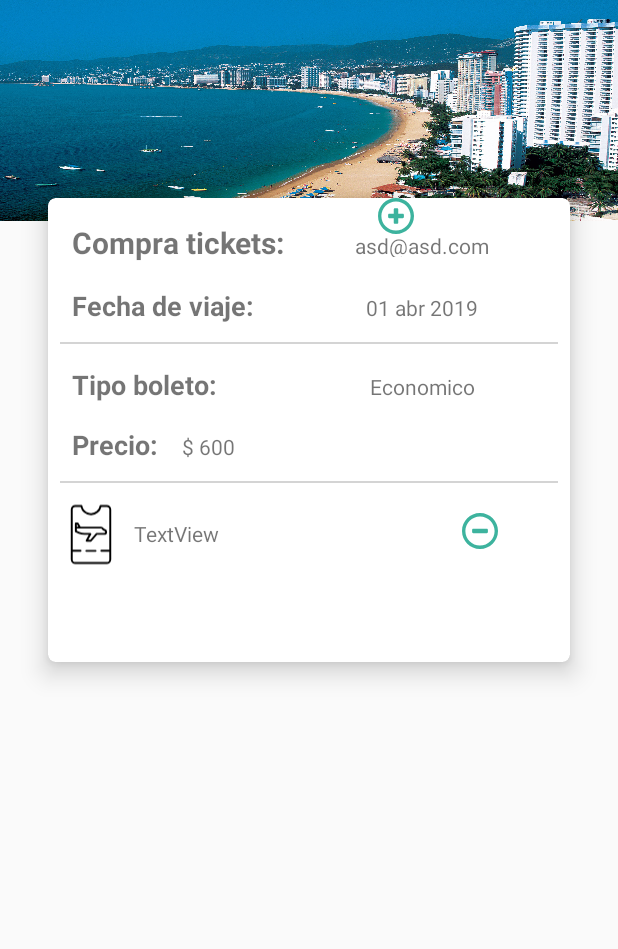
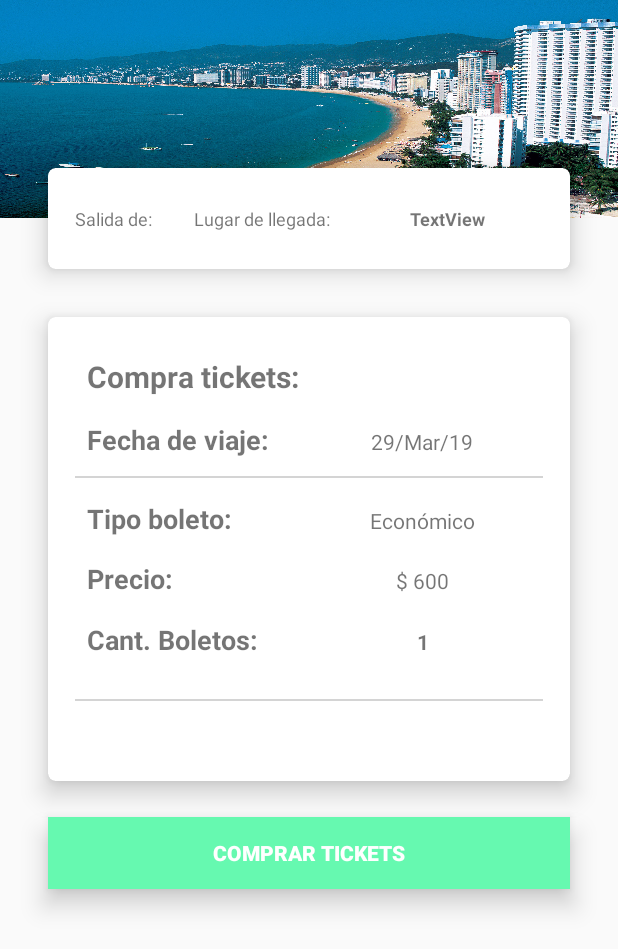
Before and after one commit to eg-96/ExploradorDeViajes, an Android app: the VisualizarViajes screen opened directly, with no data from a screen before it, on a phone screen of 412 x 824 dp. Shown: the top 949 px of the screen. Run offline under Robolectric (Android 15) with nearby library versions, the phone set to English and light mode, and no system bars; our stand-ins replace Firebase (no records; nobody signed in at launch, a user with empty details on screens opened directly), Picasso; pictures from the network do not load; 5 statements that could not run were skipped.

Commit message:
registra la compra, falta mostrar el historia de compras

```diff
--- a/app/src/main/java/com/example/exploradordeviajes/VisualizarViajes.java
+++ b/app/src/main/java/com/example/exploradordeviajes/VisualizarViajes.java
@@ -1,21 +1,32 @@
 package com.example.exploradordeviajes;
 
 import android.content.Intent;
+import android.content.SharedPreferences;
 import android.os.Bundle;
 import android.support.design.widget.FloatingActionButton;
 import android.support.design.widget.Snackbar;
 import android.support.v7.app.AppCompatActivity;
 import android.support.v7.widget.Toolbar;
 import android.view.View;
+import android.widget.Button;
+import android.widget.ImageView;
+import android.widget.TextView;
 import android.widget.Toast;
 
+import com.example.exploradordeviajes.Modelos.Ticket;
 import com.example.exploradordeviajes.Modelos.Vuelos;
+import com.google.android.gms.tasks.OnSuccessListener;
+import com.google.firebase.firestore.DocumentReference;
+import com.google.firebase.firestore.FirebaseFirestore;
+import com.squareup.picasso.Picasso;
 
 import java.io.Serializable;
 import java.util.ArrayList;
 
 public class VisualizarViajes extends AppCompatActivity implements Serializable {
     private Vuelos vuelo;
+
+    private Ticket ticket;
     @Override
     protected void onCreate(Bundle savedInstanceState) {
         super.onCreate(savedInstanceState);
@@ -23,6 +34,47 @@ public class VisualizarViajes extends AppCompatActivity implements Serializable
         Bundle data = getIntent().getExtras();
         Vuelos vuelo = (Vuelos) data.getParcelable("vuelo");
         Toast.makeText(VisualizarViajes.this,vuelo.getNombre(),Toast.LENGTH_SHORT).show();
+
+        ImageView imageCtr = findViewById(R.id.imagen);
+        Picasso.get().load(vuelo.getImage()).into(imageCtr);
+
+        SharedPreferences pref = getApplicationContext().getSharedPreferences("vuelo",0);
+
+        String salidaDe = pref.getString("salidade","");
+        String fechaDe = pref.getString("fechasalida","");
+
+        TextView salida = findViewById(R.id.txtSalida);
+        salida.setText(salidaDe);
+
+        TextView llegada = findViewById(R.id.txtLugarLlegada);
+        llegada.setText(vuelo.getNombre());
+
+        SharedPreferences pref2 = getApplicationContext().getSharedPreferences("UserAuth",0);
+        String userEmail = pref2.getString("email","");
+
+        TextView email = findViewById(R.id.txtEmail);
+        email.setText(userEmail);
+
+        TextView fecha = findViewById(R.id.txtFechaSalida);
+        fecha.setText(fechaDe);
+
+        ticket = new Ticket(salidaDe,vuelo.getNombre(),vuelo.getPrecio(),userEmail,1,fechaDe,"Económico");
+        saveTicket(ticket);
     }
 
+    private void saveTicket(final Ticket ticket){
+        Button btn = (Button) findViewById(R.id.btnCompra);
+            btn.setOnClickListener(new View.OnClickListener() {
+                @Override
+                public void onClick(View view) {
+                    FirebaseFirestore.getInstance().collection("Compra").add(ticket).addOnSuccessListener(new OnSuccessListener<DocumentReference>() {
+                        @Override
+                        public void onSuccess(DocumentReference documentReference) {
+                            Toast.makeText(VisualizarViajes.this,"Compra realizada",Toast.LENGTH_SHORT).show();
+                        }
+                    });
+                }
+            });
+        }
+
 }
--- /dev/null
+++ b/app/src/main/res/drawable/custom_button.xml
@@ -0,0 +1,6 @@
+<?xml version="1.0" encoding="utf-8"?>
+<shape xmlns:android="http://schemas.android.com/apk/res/android" android:shape="rectangle">
+
+    <solid android:color="#66F9B0" />
+
+</shape>
--- a/app/src/main/res/layout/activity_visualizar_viajes.xml
+++ b/app/src/main/res/layout/activity_visualizar_viajes.xml
@@ -7,10 +7,11 @@
     tools:context=".VisualizarViajes">
 
     <android.support.v7.widget.CardView
+        android:id="@+id/cardView2"
         android:layout_width="0dp"
-        android:layout_height="309dp"
+        android:layout_height="67dp"
         android:layout_marginStart="32dp"
-        android:layout_marginTop="132dp"
+        android:layout_marginTop="112dp"
         android:layout_marginEnd="32dp"
         app:cardCornerRadius="5dp"
         app:cardElevation="10dp"
@@ -20,20 +21,101 @@
 
         <android.support.constraint.ConstraintLayout
             android:layout_width="match_parent"
-            android:layout_height="wrap_content">
+            android:layout_height="match_parent"
+            android:layout_margin="10dp">
+
+            <TextView
+                android:id="@+id/textView3"
+                android:layout_width="wrap_content"
+                android:layout_height="wrap_content"
+                android:layout_marginStart="8dp"
+                android:layout_marginTop="8dp"
+                android:layout_marginBottom="8dp"
+                android:autoSizeTextType="uniform"
+                android:text="Salida de:"
+                android:textSize="12sp"
+                app:layout_constraintBottom_toBottomOf="parent"
+                app:layout_constraintStart_toStartOf="parent"
+                app:layout_constraintTop_toTopOf="parent" />
+
+            <TextView
+                android:id="@+id/txtSalida"
+                android:layout_width="wrap_content"
+                android:layout_height="wrap_content"
+                android:layout_marginStart="16dp"
+                android:autoSizeTextType="uniform"
+                android:text="TextView"
+                android:textSize="12sp"
+                android:textStyle="bold"
+                app:layout_constraintBaseline_toBaselineOf="@+id/textView3"
+                app:layout_constraintStart_toEndOf="@+id/textView3" />
+
+            <android.support.constraint.Guideline
+                android:id="@+id/guideline"
+                android:layout_width="wrap_content"
+                android:layout_height="wrap_content"
+                android:orientation="vertical" />
+
+            <TextView
+                android:id="@+id/textView5"
+                android:layout_width="wrap_content"
+                android:layout_height="17dp"
+                android:layout_marginStart="12dp"
+                android:layout_marginTop="8dp"
+                android:layout_marginBottom="8dp"
+                android:autoSizeTextType="uniform"
+                android:text="Lugar de llegada:"
+                android:textSize="12sp"
+                app:layout_constraintBottom_toBottomOf="parent"
+                app:layout_constraintStart_toEndOf="@+id/txtSalida"
+                app:layout_constraintTop_toTopOf="parent" />
+
+            <TextView
+                android:id="@+id/txtLugarLlegada"
+                android:layout_width="52dp"
+                android:layout_height="15dp"
+                android:layout_marginStart="16dp"
+                android:layout_marginEnd="8dp"
+                android:autoSizeTextType="uniform"
+                android:text="TextView"
+                android:textSize="12sp"
+                android:textStyle="bold"
+                app:layout_constraintBaseline_toBaselineOf="@+id/textView5"
+                app:layout_constraintEnd_toEndOf="parent"
+                app:layout_constraintStart_toEndOf="@+id/textView5" />
+        </android.support.constraint.ConstraintLayout>
+    </android.support.v7.widget.CardView>
+
+    <android.support.v7.widget.CardView
+        android:id="@+id/cardView4"
+        android:layout_width="0dp"
+        android:layout_height="309dp"
+        android:layout_marginStart="32dp"
+        android:layout_marginTop="32dp"
+        android:layout_marginEnd="32dp"
+        app:cardCornerRadius="5dp"
+        app:cardElevation="10dp"
+        app:layout_constraintEnd_toEndOf="parent"
+        app:layout_constraintStart_toStartOf="parent"
+        app:layout_constraintTop_toBottomOf="@+id/cardView2">
+
+        <android.support.constraint.ConstraintLayout
+            android:layout_width="match_parent"
+            android:layout_height="wrap_content"
+            android:layout_margin="10dp">
 
 
             <TextView
-                android:id="@+id/textView13"
+                android:id="@+id/txtFechaSalida"
                 android:layout_width="wrap_content"
                 android:layout_height="wrap_content"
                 android:text="01 abr 2019"
                 app:layout_constraintBaseline_toBaselineOf="@+id/txtFecha"
-                app:layout_constraintEnd_toEndOf="@+id/textView10"
-                app:layout_constraintStart_toStartOf="@+id/textView10" />
+                app:layout_constraintEnd_toEndOf="@+id/txtEmail"
+                app:layout_constraintStart_toStartOf="@+id/txtEmail" />
 
             <TextView
-                android:id="@+id/textView10"
+                android:id="@+id/txtEmail"
                 android:layout_width="wrap_content"
                 android:layout_height="17dp"
                 android:layout_marginStart="8dp"
@@ -95,10 +177,10 @@
                 android:id="@+id/textView15"
                 android:layout_width="wrap_content"
                 android:layout_height="wrap_content"
-                android:text="Economico"
+                android:text="Económico"
                 app:layout_constraintBaseline_toBaselineOf="@+id/textView14"
-                app:layout_constraintEnd_toEndOf="@+id/textView13"
-                app:layout_constraintStart_toStartOf="@+id/textView13" />
+                app:layout_constraintEnd_toEndOf="@+id/txtFechaSalida"
+                app:layout_constraintStart_toStartOf="@+id/txtFechaSalida" />
 
             <TextView
                 android:id="@+id/textView16"
@@ -117,7 +199,7 @@
                 android:layout_width="match_parent"
                 android:layout_height="1dp"
                 android:layout_marginStart="8dp"
-                android:layout_marginTop="12dp"
+                android:layout_marginTop="68dp"
                 android:layout_marginEnd="8dp"
                 android:background="@color/colorGray"
                 app:layout_constraintEnd_toEndOf="parent"
@@ -125,69 +207,68 @@
                 app:layout_constraintStart_toStartOf="parent"
                 app:layout_constraintTop_toBottomOf="@+id/textView16" />
 
-            <ImageView
-                android:id="@+id/imageView8"
-                android:layout_width="wrap_content"
-                android:layout_height="wrap_content"
-                android:layout_marginTop="20dp"
-                android:layout_marginEnd="48dp"
-                app:layout_constraintEnd_toEndOf="parent"
-                app:layout_constraintTop_toBottomOf="@+id/view2"
-                app:srcCompat="@drawable/ic_minus" />
-
-            <ImageView
-                android:id="@+id/imageView9"
-                android:layout_width="wrap_content"
-                android:layout_height="wrap_content"
-                android:layout_marginEnd="32dp"
-                app:layout_constraintEnd_toStartOf="@+id/imageView8"
-                app:srcCompat="@drawable/ic_plus"
-                tools:layout_editor_absoluteY="209dp" />
-
-            <ImageView
-                android:id="@+id/imageView10"
-                android:layout_width="41dp"
-                android:layout_height="55dp"
-                android:layout_marginStart="8dp"
-                android:layout_marginTop="20dp"
-                app:layout_constraintStart_toStartOf="parent"
-                app:layout_constraintTop_toBottomOf="@+id/textView16"
-                app:srcCompat="@drawable/ic_pass" />
-
             <TextView
                 android:id="@+id/textView18"
                 android:layout_width="wrap_content"
                 android:layout_height="wrap_content"
-                android:layout_marginStart="16dp"
                 android:text="$ 600"
                 app:layout_constraintBaseline_toBaselineOf="@+id/textView16"
-                app:layout_constraintStart_toEndOf="@+id/textView16" />
+                app:layout_constraintEnd_toEndOf="@+id/textView15"
+                app:layout_constraintStart_toStartOf="@+id/textView15" />
 
             <TextView
-                android:id="@+id/textView19"
+                android:id="@+id/textView4"
                 android:layout_width="wrap_content"
                 android:layout_height="wrap_content"
-                android:layout_marginStart="8dp"
-                android:layout_marginTop="24dp"
-                android:layout_marginEnd="8dp"
-                android:text="TextView"
-                app:layout_constraintEnd_toStartOf="@+id/imageView9"
-                app:layout_constraintHorizontal_bias="0.0"
-                app:layout_constraintStart_toEndOf="@+id/imageView10"
-                app:layout_constraintTop_toBottomOf="@+id/view2" />
+                android:layout_marginStart="16dp"
+                android:layout_marginTop="16dp"
+                android:text="Cant. Boletos:"
+                android:textSize="18sp"
+                android:textStyle="bold"
+                app:layout_constraintStart_toStartOf="parent"
+                app:layout_constraintTop_toBottomOf="@+id/textView16" />
+
+            <TextView
+                android:id="@+id/textView7"
+                android:layout_width="wrap_content"
+                android:layout_height="wrap_content"
+                android:text="1"
+                android:textSize="14sp"
+                android:textStyle="bold"
+                app:layout_constraintBaseline_toBaselineOf="@+id/textView4"
+                app:layout_constraintEnd_toEndOf="@+id/textView15"
+                app:layout_constraintStart_toStartOf="@+id/textView15" />
 
         </android.support.constraint.ConstraintLayout>
 
     </android.support.v7.widget.CardView>
 
     <ImageView
-        android:id="@+id/imageView3"
+        android:id="@+id/imagen"
         android:layout_width="0dp"
-        android:layout_height="147dp"
+        android:layout_height="145dp"
         android:scaleType="fitXY"
         app:layout_constraintEnd_toEndOf="parent"
+        app:layout_constraintHorizontal_bias="0.0"
         app:layout_constraintStart_toStartOf="parent"
         app:layout_constraintTop_toTopOf="parent"
         app:srcCompat="@drawable/mexico" />
 
+    <Button
+        android:id="@+id/btnCompra"
+        android:layout_width="0dp"
+        android:layout_height="wrap_content"
+        android:layout_marginTop="24dp"
+        android:background="@drawable/custom_button"
+        android:elevation="10dp"
+        android:shadowRadius="2"
+        android:stateListAnimator="@null"
+        android:text="comprar tickets"
+        android:textAlignment="center"
+        android:textColor="@color/colorWhite"
+        android:textStyle="bold"
+        app:layout_constraintEnd_toEndOf="@+id/cardView4"
+        app:layout_constraintStart_toStartOf="@+id/cardView4"
+        app:layout_constraintTop_toBottomOf="@+id/cardView4" />
+
 </android.support.constraint.ConstraintLayout>
```
Also changed, not shown: app/src/main/AndroidManifest.xml (+14 -14 lines), app/src/main/java/com/example/exploradordeviajes/Buscador.java (+59 -0 lines), app/src/main/java/com/example/exploradordeviajes/Modelos/Ticket.java (added, +82 -0 lines), app/src/main/res/layout/activity_buscador.xml (+35 -4 lines).
